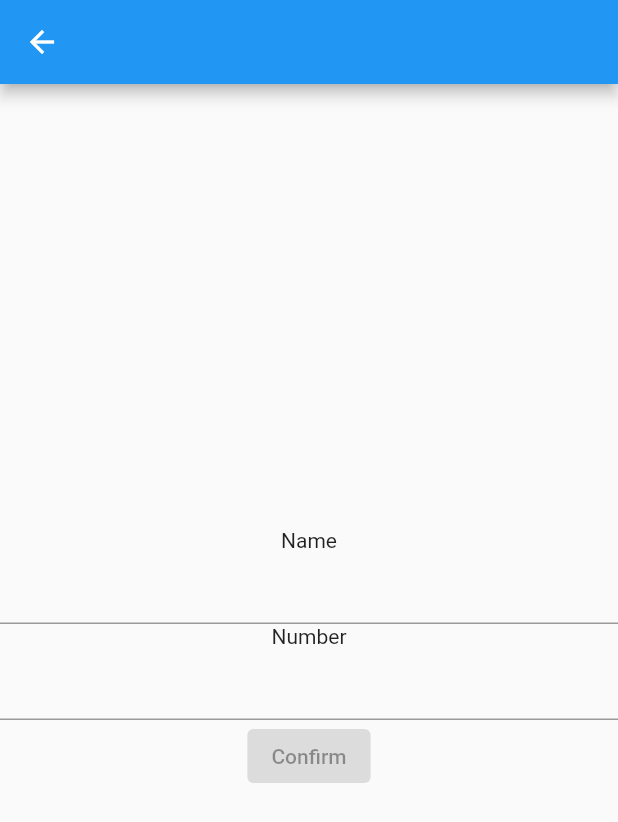
After one commit to a-a-ronli/soberguardian, a Flutter app: the AddContact screen opened directly, on a phone screen of 412 x 824 dp. The commit adds this screen. Shown: the top 822 px of the screen. Run offline on Flutter 3.47's test engine with Material 2 defaults, Android fonts, the phone set to English and light mode, and no system bars; our stand-ins replace auto_size_text, firebase_auth, firebase_core, firebase_database, google_fonts, location and 1 more; accounts and stored records are empty.

Commit message:
Contact Page Stuff

```diff
--- /dev/null
+++ b/soberguardianflutter/lib/add_contact.dart
@@ -0,0 +1,32 @@
+import 'package:flutter/material.dart';
+
+class AddContact extends StatelessWidget {
+    AddContact({super.key});
+  final TextEditingController nameController = TextEditingController();
+    final TextEditingController numberController = TextEditingController();
+
+  @override
+  Widget build(BuildContext context) {
+    return Scaffold(
+        appBar: AppBar(),
+        body: Column(
+            mainAxisAlignment: MainAxisAlignment.center,
+            children: [
+                Text("Name"),
+                TextField(
+                    controller: nameController,
+                    onChanged: (value) => nameController.text,
+                ),
+                Text("Number"),
+                TextField(
+                    controller: numberController,
+                    onChanged: (value) => numberController.text,
+                ),
+                ElevatedButton(onPressed: (nameController.text != "" && numberController.text != "") ?
+                () {} : null,
+                child: Text("Confirm")),
+            ],
+        )
+    );
+  }
+}
--- a/soberguardianflutter/lib/emergency.dart
+++ b/soberguardianflutter/lib/emergency.dart
@@ -2,6 +2,7 @@ import 'package:flutter/material.dart';
 import 'package:soberguardian/shared/singleton.dart';
 import 'package:soberguardian/shared/colors_reference.dart';
 import 'package:soberguardian/add_category.dart';
+import 'package:soberguardian/contact.dart';
 
 //import 'notify_model.dart';
 //export 'notify_model.dart';
@@ -105,6 +106,7 @@ class EmergencyCategory extends StatelessWidget {
       child: ElevatedButton(
         onPressed: () {
           print('button pressed');
+          Navigator.of(context).push(MaterialPageRoute(builder: (context) => ContactsPage(categoryName: category["name"].toString(), categoryColor: nameToColors[category["color"].toString()])));
         },
         style: ButtonStyle(
           backgroundColor: MaterialStateProperty.all(nameToColors[category["color"]]),
--- a/soberguardianflutter/lib/home.dart
+++ b/soberguardianflutter/lib/home.dart
@@ -4,7 +4,7 @@ import 'dart:ui';
 import 'dart:async';
 import 'package:auto_size_text/auto_size_text.dart';
 // import 'package:cached_network_image/cached_network_image.dart';
-import 'package:firebase_database/firebase_database.dart';
+// import 'package:firebase_database/firebase_database.dart';
 import 'package:intl/intl.dart';
 import 'package:flutter/material.dart';
 import 'package:soberguardian/services/auth.dart';
```
Also changed, not shown: soberguardianflutter/lib/contact.dart (added, +154 -0 lines).
